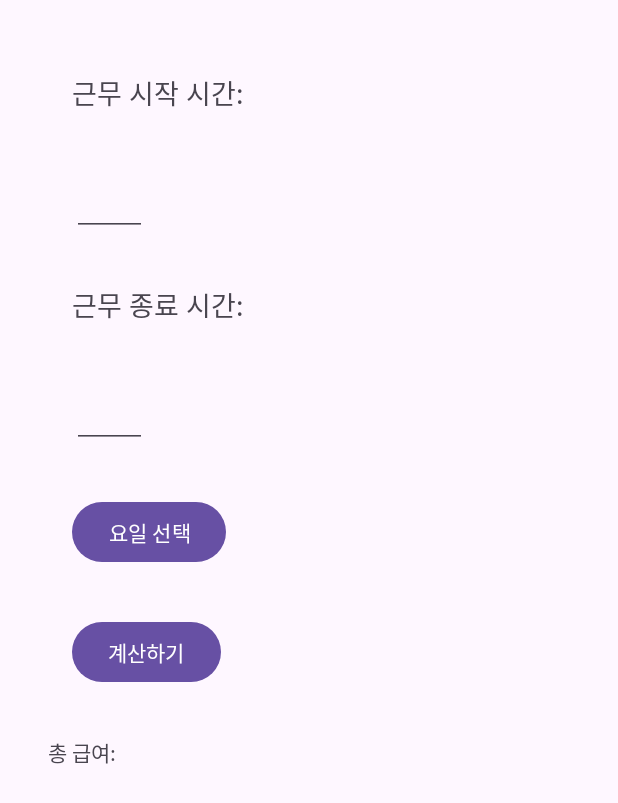
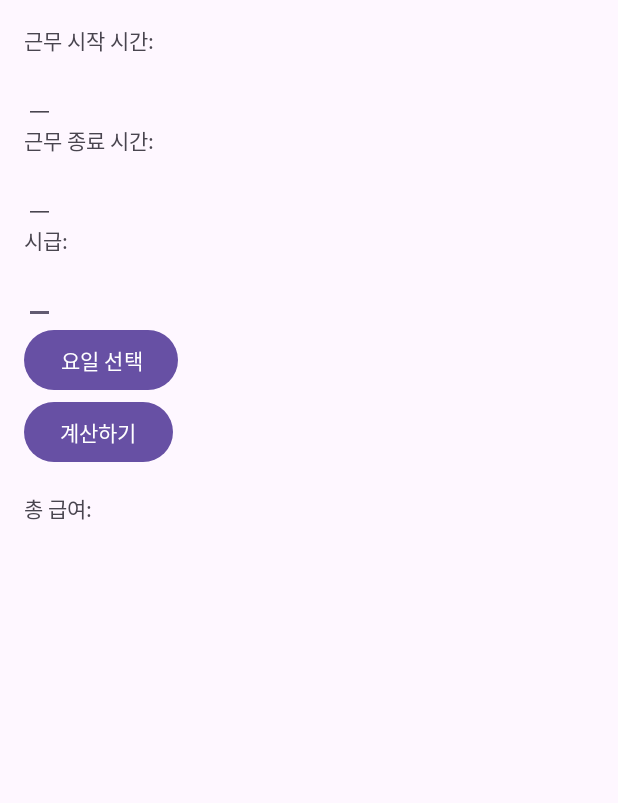
Before and after one commit to jyty0807/Time_to_pay, an Android app: the Work screen opened directly, with no data from a screen before it, on a phone screen of 412 x 824 dp. Shown: the top 803 px of the screen. Run offline under Robolectric (Android 15) with nearby library versions, the phone set to English and light mode, and no system bars.

Commit message:
주휴 수당 코드 + 시급 입력 코드 추가

```diff
--- a/app/src/main/java/com/cookandroid/timetopay/Work.kt
+++ b/app/src/main/java/com/cookandroid/timetopay/Work.kt
@@ -1,6 +1,6 @@
 package com.cookandroid.timetopay
 
-
+import android.annotation.SuppressLint
 import android.app.TimePickerDialog
 import android.os.Bundle
 import android.widget.Button
@@ -15,43 +15,42 @@ package com.cookandroid.timetopay
 
     private lateinit var editTextStartTime: EditText
     private lateinit var editTextEndTime: EditText
+    private lateinit var editTextHourlyRate: EditText
     private lateinit var buttonCalculate: Button
     private lateinit var buttonPickDates: Button
     private lateinit var textViewResult: TextView
 
-        private val hourlyRate = 9620 // 초기 시급
-        private val overtimeRate = 1.5 // 연장 근무 시급 배율
-        private val nightShiftRate = 1.5 // 야간 근무 시급 배율
-        private val simultaneousRate = 2.0 // 야간과 연장 근무 동시에 시급 배율
+    private val overtimeRate = 1.5
+    private val nightShiftRate = 1.5
+    private val simultaneousRate = 2.0
+    private val weeklyWorkHoursThreshold = 15 // 주휴 수당을 받기 위한 주간 근무 시간 기준
 
     private val selectedDays = mutableSetOf<String>()
 
+    @SuppressLint("MissingInflatedId")
     override fun onCreate(savedInstanceState: Bundle?) {
         super.onCreate(savedInstanceState)
         setContentView(R.layout.worktime)
 
         editTextStartTime = findViewById(R.id.editTextStartTime)
         editTextEndTime = findViewById(R.id.editTextEndTime)
+        editTextHourlyRate = findViewById(R.id.editTextHourlyRate)
         buttonCalculate = findViewById(R.id.buttonCalculate)
         buttonPickDates = findViewById(R.id.buttonPickDates)
         textViewResult = findViewById(R.id.textViewResult)
 
-            // 시작 시간 입력
         editTextStartTime.setOnClickListener {
             showTimePicker(editTextStartTime)
         }
 
-            // 종료 시간 입력
         editTextEndTime.setOnClickListener {
             showTimePicker(editTextEndTime)
         }
 
-            // 계산 버튼 클릭
         buttonCalculate.setOnClickListener {
             calculatePayment()
         }
 
-            // 요일 선택 버튼 클릭
         buttonPickDates.setOnClickListener {
             showDaysDialog()
         }
@@ -107,6 +106,7 @@ package com.cookandroid.timetopay
         textViewResult.text = "선택된 요일: $selectedDaysString"
     }
 
+
     private fun calculatePayment() {
         val startTimeStr = editTextStartTime.text.toString()
         val endTimeStr = editTextEndTime.text.toString()
@@ -120,16 +120,18 @@ package com.cookandroid.timetopay
         val startTime = sdf.parse(startTimeStr)
         val endTime = sdf.parse(endTimeStr)
 
-            val totalHours =
-                (endTime.time - startTime.time) / (60 * 60 * 1000.0) // 총 근무 시간(시간 단위, 소수점 포함)
+        val totalHours = (endTime.time - startTime.time) / (60 * 60 * 1000.0)
 
         var totalPayment = 0.0
+
+        // 사용자가 입력한 시급 가져오기
+        val hourlyRateStr = editTextHourlyRate.text.toString()
+        val hourlyRate = if (hourlyRateStr.isNotEmpty()) hourlyRateStr.toDouble() else 0.0
 
         for (hour in 0 until totalHours.toInt()) {
             val currentHourDate = Date(startTime.time + hour * 60 * 60 * 1000)
             val currentHour = sdf.format(currentHourDate)
-                val isNightShift =
-                    sdf.parse(currentHour).hours >= 22 || sdf.parse(currentHour).hours < 6
+            val isNightShift = sdf.parse(currentHour).hours >= 22 || sdf.parse(currentHour).hours < 6
             val isOvertime = hour >= 8
 
             var hourlyRateMultiplier = 1.0
@@ -145,7 +147,12 @@ package com.cookandroid.timetopay
             totalPayment += hourlyRate * hourlyRateMultiplier * selectedDays.size
         }
 
-            // 결과를 TextView에 표시
+        // 주휴 수당 계산 추가
+        if (totalHours >= weeklyWorkHoursThreshold) {
+            val weeklyBonus = hourlyRate * selectedDays.size
+            totalPayment += weeklyBonus
+        }
+
         textViewResult.text = "총 급여: $totalPayment 원"
     }
 }
--- a/app/src/main/res/layout/worktime.xml
+++ b/app/src/main/res/layout/worktime.xml
@@ -5,56 +5,56 @@
     android:layout_height="match_parent"
     android:orientation="vertical"
     android:padding="16dp"
-    android:layout_margin="16dp"
-    tools:context=".Work">
+    tools:context=".MainActivity">
 
     <TextView
         android:layout_width="wrap_content"
         android:layout_height="wrap_content"
-        android:text="근무 시작 시간:"
-        android:textSize="18dp"
-        android:layout_margin="16dp"/>
+        android:text="근무 시작 시간:" />
 
     <EditText
         android:id="@+id/editTextStartTime"
-        android:layout_width="50dp"
-        android:layout_height="50dp"
+        android:layout_width="wrap_content"
+        android:layout_height="wrap_content"
         android:inputType="none"
         android:focusable="false"
-        android:clickable="true"
-        android:textSize="18dp"
-        android:layout_margin="16dp"/>
+        android:clickable="true" />
 
     <TextView
         android:layout_width="wrap_content"
         android:layout_height="wrap_content"
-        android:text="근무 종료 시간:"
-        android:textSize="18dp"
-        android:layout_margin="16dp"/>
+        android:text="근무 종료 시간:" />
 
     <EditText
         android:id="@+id/editTextEndTime"
-        android:layout_width="50dp"
-        android:layout_height="50dp"
+        android:layout_width="wrap_content"
+        android:layout_height="wrap_content"
         android:inputType="none"
         android:focusable="false"
-        android:clickable="true"
-        android:layout_margin="16dp"
-       />
+        android:clickable="true" />
+
+    <TextView
+        android:layout_width="wrap_content"
+        android:layout_height="wrap_content"
+        android:text="시급:" />
+
+    <EditText
+        android:id="@+id/editTextHourlyRate"
+        android:layout_width="wrap_content"
+        android:layout_height="wrap_content"
+        android:inputType="numberDecimal" />
 
     <Button
         android:id="@+id/buttonPickDates"
         android:layout_width="wrap_content"
         android:layout_height="wrap_content"
-        android:text="요일 선택"
-        android:layout_margin="16dp"/>
+        android:text="요일 선택" />
 
     <Button
         android:id="@+id/buttonCalculate"
         android:layout_width="wrap_content"
         android:layout_height="wrap_content"
-        android:text="계산하기"
-        android:layout_margin="16dp"/>
+        android:text="계산하기" />
 
     <TextView
         android:id="@+id/textViewResult"
```
Lines whose indentation alone changed are shown as unchanged.
